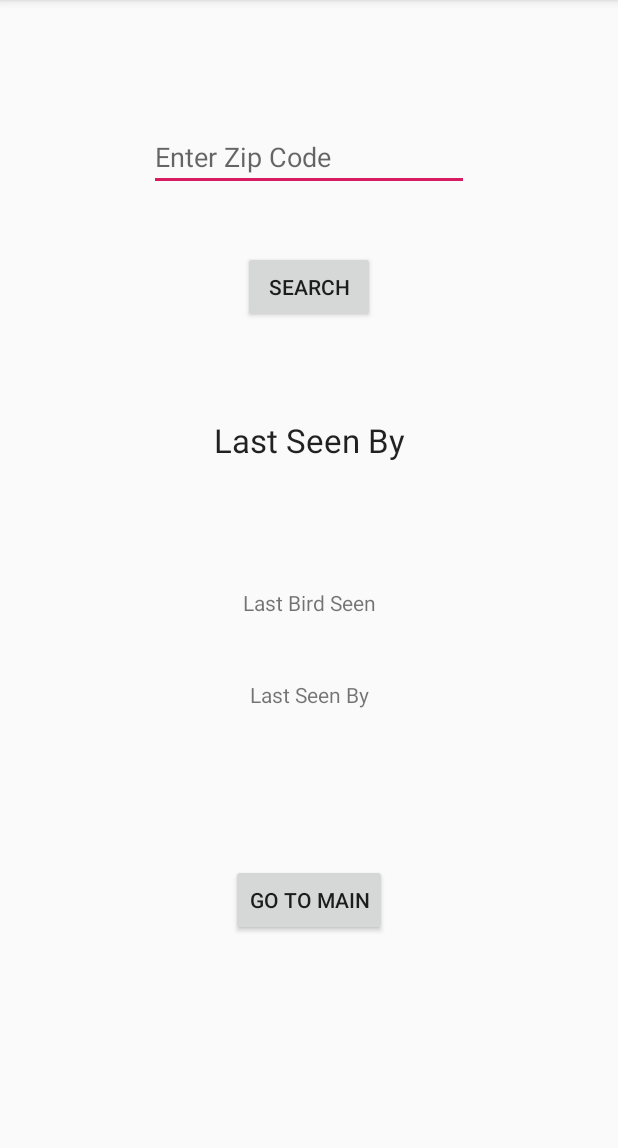
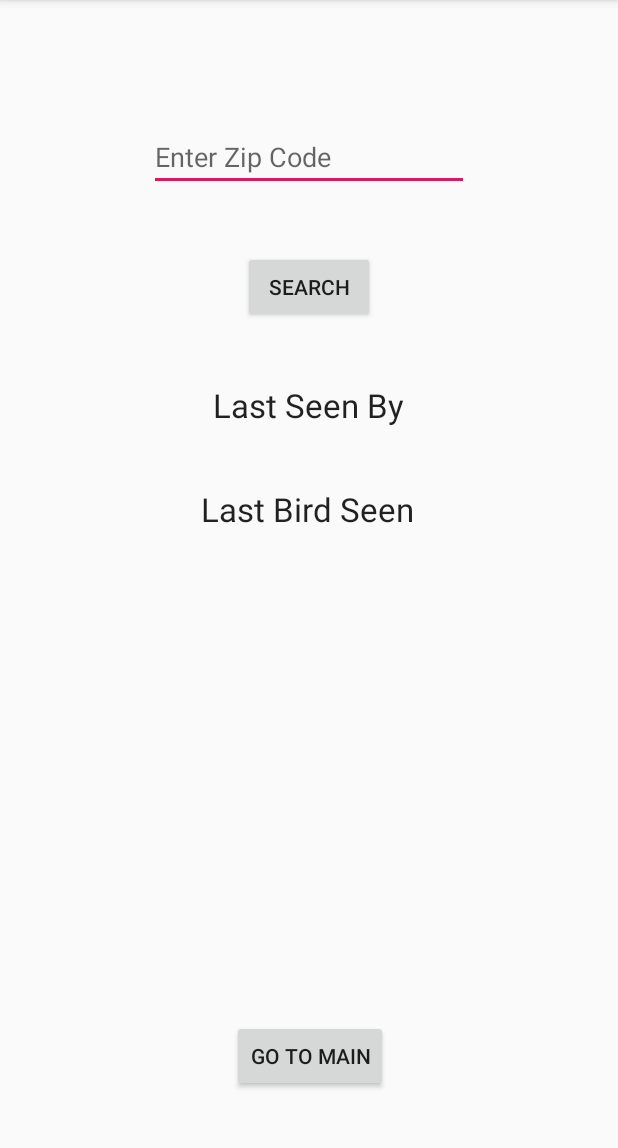
Before and after one commit to jpclove/TO426HW4, an Android app: the screen it shows after launch (SearchActivity), after a tap on "GO TO SEARCH", on a phone screen of 412 x 824 dp, the part 84-1232 px from its top. Run offline under Robolectric (Android 15) with nearby library versions, the phone set to English and light mode, and no system bars; our stand-ins replace Firebase (no records; nobody signed in at launch, a user with empty details on screens opened directly).

Commit message:
Final HW

```diff
--- a/app/src/main/java/com/example/to426hw4/Bird.java
+++ b/app/src/main/java/com/example/to426hw4/Bird.java
@@ -2,13 +2,13 @@ package com.example.to426hw4;
 
 public class Bird {
     public String birdname;
-    public String zipcode;
+    public int zipcode;
     public String personname;
 
     public Bird() {
     }
 
-    public Bird(String birdname, String zipcode, String personname) {
+    public Bird(String birdname, int zipcode, String personname) {
         this.birdname = birdname;
         this.zipcode = zipcode;
         this.personname = personname;
--- a/app/src/main/java/com/example/to426hw4/MainActivity.java
+++ b/app/src/main/java/com/example/to426hw4/MainActivity.java
@@ -8,6 +8,7 @@ import android.util.Log;
 import android.view.View;
 import android.widget.Button;
 import android.widget.EditText;
+import android.widget.Toast;
 
 import com.google.firebase.database.DataSnapshot;
 import com.google.firebase.database.DatabaseError;
@@ -30,31 +31,39 @@ public class MainActivity extends AppCompatActivity implements View.OnClickListe
         buttonSubmit = findViewById(R.id.buttonSubmit);
         editTextBirdName = findViewById(R.id.editTextBirdName);
         editTextPersonName = findViewById(R.id.editTextPersonName);
-        editTextZipCode = findViewById(R.id.editTextZipCodeEnter);
+        editTextZipCode = findViewById(R.id.editTextZipCode);
+
 
         buttonSubmit.setOnClickListener(this);
         buttonGoToSearch.setOnClickListener(this);
+
+
     }
 
     @Override
     public void onClick(View v) {
         FirebaseDatabase database = FirebaseDatabase.getInstance();
-        DatabaseReference myRef = database.getReference("message");
+        final DatabaseReference myRef = database.getReference("Birds");
 
-        myRef.setValue("Hello, World!");
+
         if(v == buttonGoToSearch){
             Intent goToSearch = new Intent(this, SearchActivity.class);
             startActivity(goToSearch);
         }
         else if(v == buttonSubmit){
-            String birdName = editTextBirdName.getText().toString();
-            String personName = editTextPersonName.getText().toString();
+
+            int createZipCode = Integer.parseInt(editTextZipCode.getText().toString());
+            String createBirdName = editTextBirdName.getText().toString();
+            String createPersonName = editTextPersonName.getText().toString();
+
+            Bird myBird = new Bird(createBirdName, createZipCode, createPersonName);
+
+            myRef.push().setValue(myBird);
+
+
+            Toast.makeText(this, "Submission Successful", Toast.LENGTH_SHORT).show();
 
         }
     }
 
-    public void makeNewEntry(String birdName, String personName, int zipCode){
-
-
-    }
 }
--- a/app/src/main/res/layout/activity_search.xml
+++ b/app/src/main/res/layout/activity_search.xml
@@ -32,10 +32,11 @@
         android:id="@+id/textViewLastSeenBy"
         android:layout_width="wrap_content"
         android:layout_height="wrap_content"
-        android:layout_marginTop="63dp"
+        android:layout_marginTop="40dp"
         android:text="Last Seen By"
         android:textAppearance="@style/TextAppearance.AppCompat.Large"
         app:layout_constraintEnd_toEndOf="parent"
+        app:layout_constraintHorizontal_bias="0.498"
         app:layout_constraintStart_toStartOf="parent"
         app:layout_constraintTop_toBottomOf="@+id/buttonSearch" />
 
@@ -43,29 +44,23 @@
         android:id="@+id/buttonGoToMain"
         android:layout_width="wrap_content"
         android:layout_height="wrap_content"
-        android:layout_marginBottom="144dp"
+        android:layout_marginBottom="40dp"
         android:text="Go To Main"
         app:layout_constraintBottom_toBottomOf="parent"
         app:layout_constraintEnd_toEndOf="parent"
+        app:layout_constraintHorizontal_bias="0.503"
         app:layout_constraintStart_toStartOf="parent" />
 
     <TextView
         android:id="@+id/textViewBird"
         android:layout_width="wrap_content"
         android:layout_height="wrap_content"
-        android:layout_marginTop="84dp"
+        android:layout_marginTop="40dp"
         android:text="Last Bird Seen"
+        android:textAppearance="@style/TextAppearance.AppCompat.Large"
         app:layout_constraintEnd_toEndOf="parent"
+        app:layout_constraintHorizontal_bias="0.496"
         app:layout_constraintStart_toStartOf="parent"
         app:layout_constraintTop_toBottomOf="@+id/textViewLastSeenBy" />
 
-    <TextView
-        android:id="@+id/textViewPerson"
-        android:layout_width="wrap_content"
-        android:layout_height="wrap_content"
-        android:layout_marginTop="42dp"
-        android:text="Last Seen By"
-        app:layout_constraintEnd_toEndOf="parent"
-        app:layout_constraintStart_toStartOf="parent"
-        app:layout_constraintTop_toBottomOf="@+id/textViewBird" />
 </androidx.constraintlayout.widget.ConstraintLayout>
--- a/build.gradle
+++ b/build.gradle
@@ -7,7 +7,7 @@ buildscript {
 
     }
     dependencies {
-        classpath 'com.android.tools.build:gradle:3.5.1'
+        classpath 'com.android.tools.build:gradle:3.5.2'
         classpath 'com.google.gms:google-services:4.2.0'
 
         // NOTE: Do not place your application dependencies here; they belong
```
Also changed, not shown: app/src/main/java/com/example/to426hw4/SearchActivity.java (+53 -3 lines).
